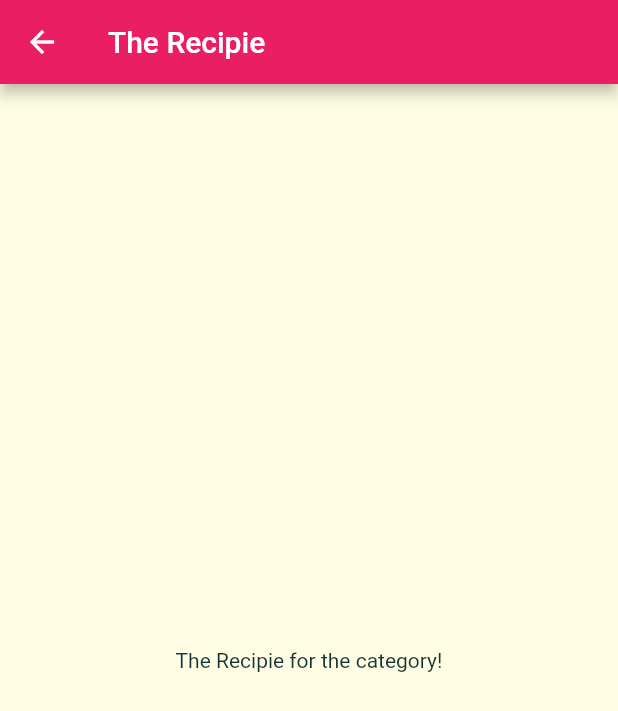
After one commit to ranjeett3008/flutter_meal_app, a Flutter app: the screen it shows after launch, after a tap on "Italian", on a phone screen of 412 x 824 dp. The commit adds this screen. Shown: the top 711 px of the screen. Run offline on Flutter 3.47's test engine with Material 2 defaults, Android fonts, the phone set to English and light mode, and no system bars; Roboto replaces fonts that are missing (Railwey).

Commit message:
Added navigation to categories

```diff
--- a/lib/category_item.dart
+++ b/lib/category_item.dart
@@ -1,4 +1,5 @@
 import 'package:flutter/material.dart';
+import './category_meals_screen.dart';
 
 class CategoryItem extends StatelessWidget {
 
@@ -7,9 +8,20 @@ class CategoryItem extends StatelessWidget {
 
   CategoryItem(this.title, this.color);
 
+  void selectCategory(BuildContext ctx){
+    Navigator.of(ctx).push(MaterialPageRoute(builder: (_){
+      return CategoryMealsScreen();
+    },
+    ),
+    );
+  }
   @override
   Widget build(BuildContext context) {
-    return Container(
+    return InkWell(
+          onTap:() => selectCategory(context),
+          splashColor: Theme.of(context).primaryColor,
+          borderRadius: BorderRadius.circular(15),
+          child: Container(
         padding: const EdgeInsets.all(15),
         child: Text(title, style: Theme.of(context).textTheme.title,),
         decoration: BoxDecoration(
@@ -24,6 +36,7 @@ class CategoryItem extends StatelessWidget {
         ),
         borderRadius: BorderRadius.circular(15)
         ),
+      ),
     );
   }
 }
--- /dev/null
+++ b/lib/category_meals_screen.dart
@@ -0,0 +1,17 @@
+import 'package:flutter/material.dart';
+
+class CategoryMealsScreen extends StatelessWidget {
+  @override
+  Widget build(BuildContext context) {
+    return Scaffold(
+      appBar: AppBar(
+        title: Text('The Recipie'),
+      ),
+      body:Center(
+      child: Text(
+        'The Recipie for the category!'
+        ),
+      )
+    );
+  }
+}
```
Lines whose indentation alone changed are shown as unchanged.
